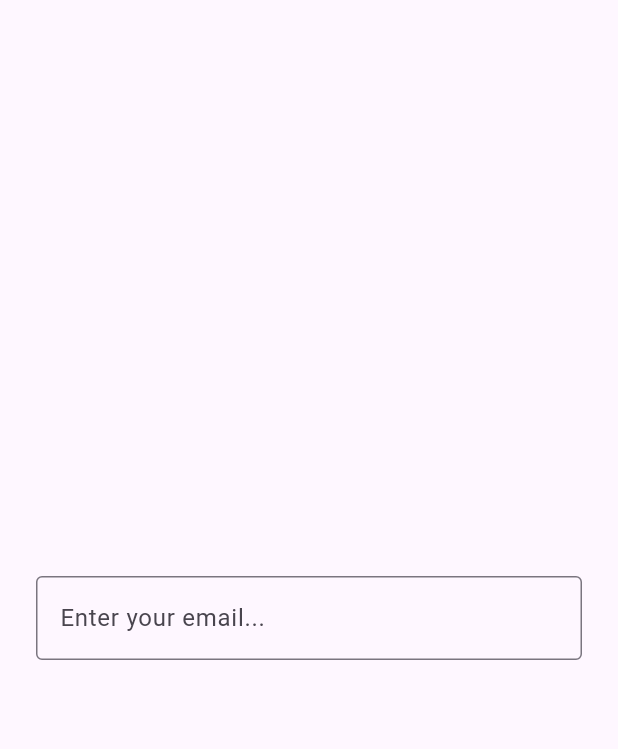
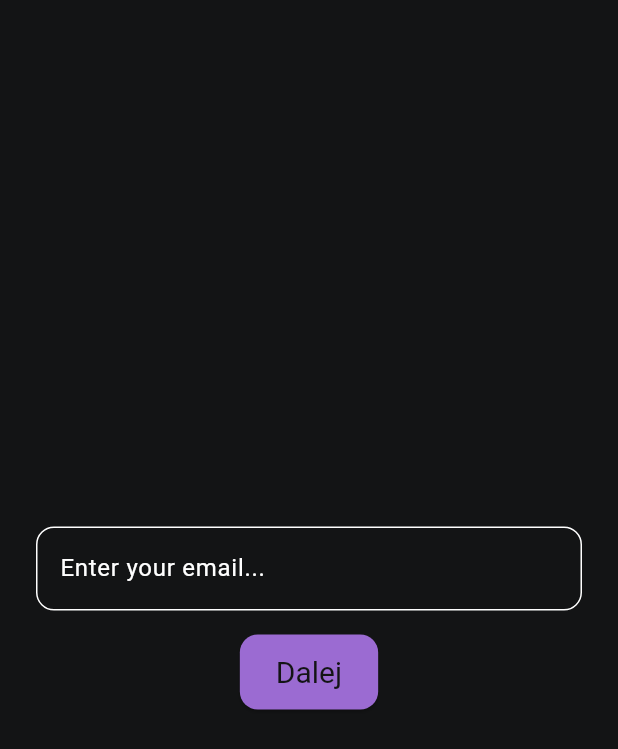
Before and after one commit to Solvro/mobile-formularz-snu, a Flutter app: the screen it shows after launch, on a phone screen of 412 x 824 dp. Shown: the top 749 px of the screen. Run offline on Flutter 3.47's test engine with Material 3 defaults, Android fonts, the light colour scheme and no system bars; our stand-ins replace auto_route; generated files the repository leaves out were written again.

Commit message:
init: theme

```diff
--- a/analysis_options.yaml
+++ b/analysis_options.yaml
@@ -7,6 +7,6 @@ linter:
     prefer_single_quotes: false
     prefer_double_quotes: true
     use_setters_to_change_properties: false
-    lines_longer_than_80_chars: true
+    lines_longer_than_80_chars: false
     sort_pub_dependencies: false
     require_trailing_commas: true
--- a/lib/constants/app_dimensions.dart
+++ b/lib/constants/app_dimensions.dart
@@ -1,5 +1,13 @@
 class AppDimensions {
+
   static const double paddingSmall = 8.0;
   static const double paddingMedium = 16.0;
   static const double paddingBig = 24.0;
+
+  static const double heightSmall = 12;
+  static const double heightMedium = 16;
+  static const double heightBig = 22;
+
+  static const double borderRadiusMedium = 12.0;
+
 }
--- a/lib/extensions/localization_extension.dart
+++ b/lib/extensions/context_extensions.dart
@@ -4,3 +4,7 @@ import "package:flutter_gen/gen_l10n/app_localizations.dart";
 extension LocalizationExtension on BuildContext {
   AppLocalizations get localize => AppLocalizations.of(this)!;
 }
+
+extension ThemeExtension on BuildContext {
+  ThemeData get theme => Theme.of(this);
+}
--- a/lib/features/home_screen/presentation/home_screen.dart
+++ b/lib/features/home_screen/presentation/home_screen.dart
@@ -1,7 +1,7 @@
 import "package:auto_route/auto_route.dart";
 import "package:flutter/material.dart";
 import "package:sleep_app/constants/app_dimensions.dart";
-import "package:sleep_app/extensions/localization_extension.dart";
+import "package:sleep_app/extensions/context_extensions.dart";
 
 @RoutePage()
 class HomeScreen extends StatelessWidget {
@@ -17,9 +17,13 @@ class HomeScreen extends StatelessWidget {
           children: [
             TextField(
               decoration: InputDecoration(
-                border: OutlineInputBorder(),
                 hintText: context.localize.email_text_field_hint,
               ),
+            ),
+            SizedBox(height: AppDimensions.heightMedium),
+            ElevatedButton(
+              onPressed: () {},
+              child: Text("Dalej"),
             ),
           ],
         ),
--- a/lib/main.dart
+++ b/lib/main.dart
@@ -2,6 +2,7 @@ import "package:flutter/material.dart";
 import "package:flutter_localizations/flutter_localizations.dart";
 import "package:flutter_gen/gen_l10n/app_localizations.dart";
 import "package:sleep_app/navigation/app_router.dart";
+import "package:sleep_app/theme/theme_data.dart";
 
 void main() {
   final appRouter = AppRouter();
@@ -30,10 +31,7 @@ class MyApp extends StatelessWidget {
       ],
 
       // TODO theme
-      theme: ThemeData(
-        colorScheme: ColorScheme.fromSeed(seedColor: Colors.deepPurple),
-        useMaterial3: true,
-      ),
+      theme: customTheme,
     );
   }
 
--- /dev/null
+++ b/lib/theme/app_colors.dart
@@ -0,0 +1,6 @@
+import "package:flutter/material.dart";
+
+const Color amethyst = Color.fromARGB(255, 155, 107, 210);
+const Color teal = Color.fromARGB(255, 180, 140, 220);
+const Color dark = Color.fromARGB(255, 19, 20, 21);
+const Color light = Color.fromARGB(255, 239, 236, 241);
--- /dev/null
+++ b/lib/theme/theme_data.dart
@@ -0,0 +1,43 @@
+import "package:flutter/material.dart";
+import "package:sleep_app/constants/app_dimensions.dart";
+import "package:sleep_app/theme/app_colors.dart";
+
+final ThemeData customTheme = ThemeData (
+
+  brightness: Brightness.dark,
+  primaryColor: amethyst,
+  colorScheme: ColorScheme.dark(
+    primary: amethyst,
+    secondary: teal,
+  ),
+  scaffoldBackgroundColor: dark,
+
+
+  textTheme: TextTheme(
+    headlineMedium: TextStyle(fontSize: 26, fontWeight: FontWeight.bold, color: dark),
+    bodyMedium: TextStyle(fontSize: 18, color: dark),
+  ),
+
+
+  inputDecorationTheme: InputDecorationTheme(
+    border: OutlineInputBorder(
+      borderRadius: BorderRadius.circular(AppDimensions.borderRadiusMedium),
+      borderSide: BorderSide(color: light),
+    ),
+  ),
+
+
+  elevatedButtonTheme: ElevatedButtonThemeData(
+    style: ElevatedButton.styleFrom(
+      backgroundColor: amethyst,
+      foregroundColor: dark,
+      minimumSize: Size(50, 50),
+      shape: RoundedRectangleBorder(
+        borderRadius: BorderRadius.circular(AppDimensions.borderRadiusMedium),
+      ),
+      textStyle: TextStyle(fontSize: 20),
+    ),
+  ),
+
+
+);
```
